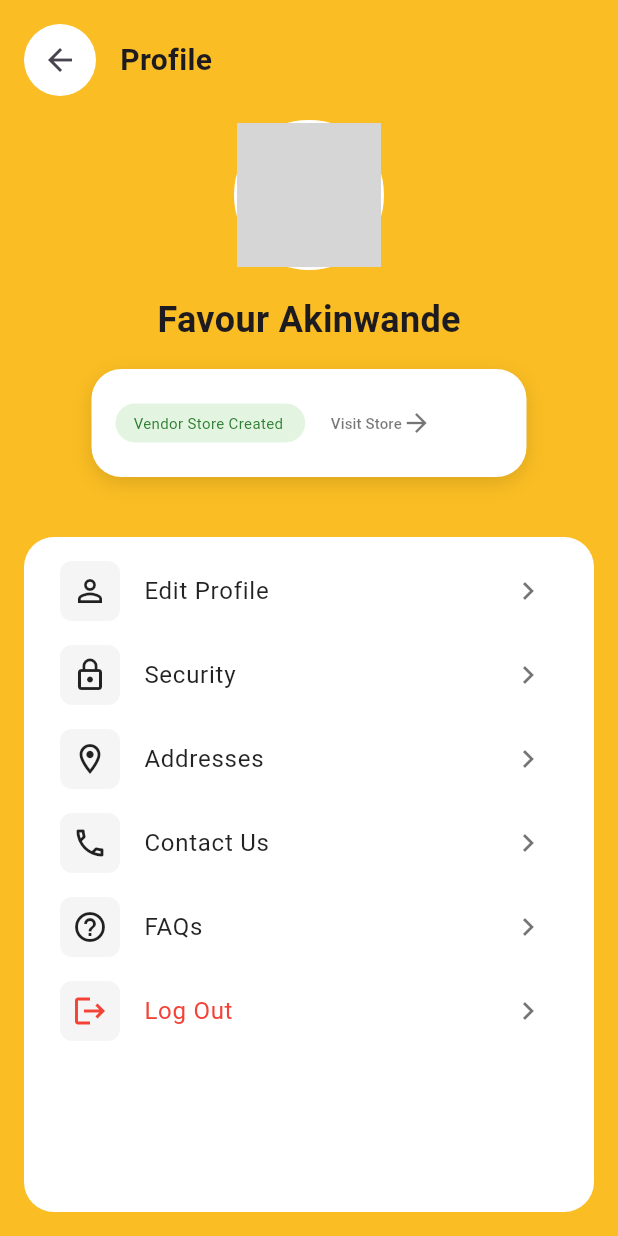
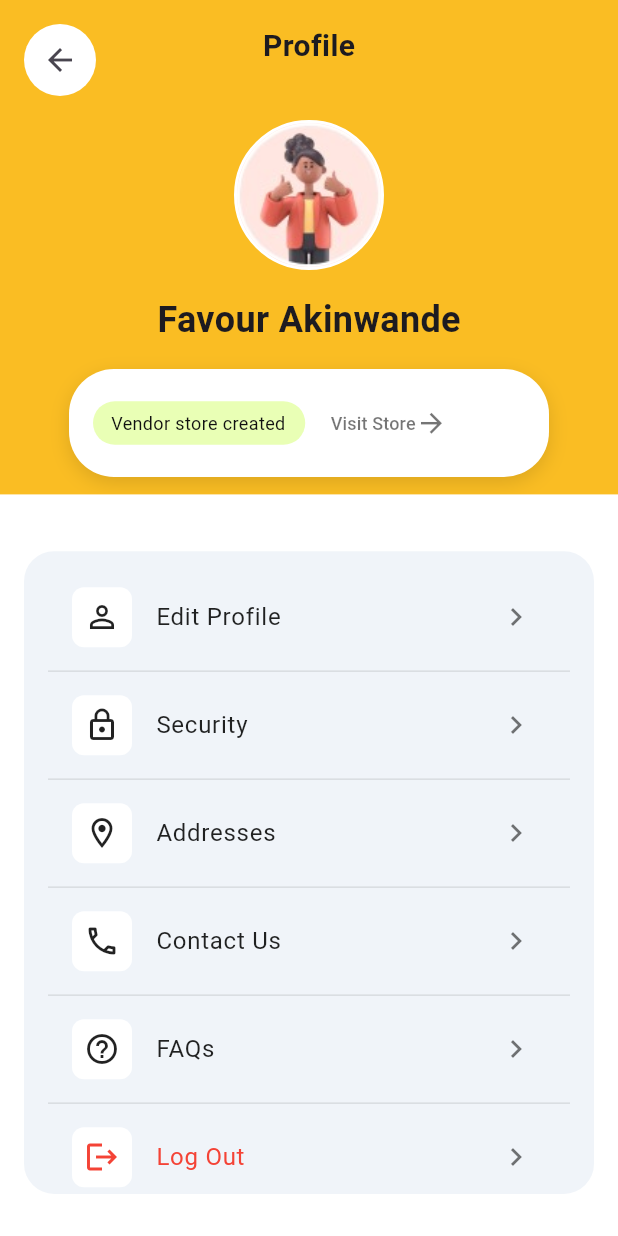
Before and after one commit to eobolo/CAMPUS_CART_MOBILE_APP_GROUP_10, a Flutter app: the ProfileScreen screen opened directly, on a phone screen of 412 x 824 dp. Run offline on Flutter 3.47's test engine with Material 3 defaults, Android fonts, the phone set to English and light mode, and no system bars; our stand-ins replace cloud_functions, firebase_auth, firebase_core, firebase_database, get, intl_phone_field and 1 more; accounts and stored records are empty; grey boxes are pictures that could not be loaded.

Commit message:
Vendor Profile Update

```diff
--- a/campus_cart/lib/Profile/vendor_profile.dart
+++ b/campus_cart/lib/Profile/vendor_profile.dart
@@ -1,11 +1,9 @@
 import 'package:flutter/material.dart';
 
-// Main function that runs the app
 void main() {
   runApp(const MyApp());
 }
 
-// Define MyApp class
 class MyApp extends StatelessWidget {
   const MyApp({super.key});
 
@@ -13,28 +11,28 @@ class MyApp extends StatelessWidget {
   Widget build(BuildContext context) {
     return const MaterialApp(
       title: 'Profile Screen',
-      home: ProfileScreen(), // Set ProfileScreen as the home widget
+      home: ProfileScreen(),
     );
   }
 }
 
-// Your ProfileScreen widget code here
 class ProfileScreen extends StatelessWidget {
   const ProfileScreen({super.key});
 
   @override
   Widget build(BuildContext context) {
     return Scaffold(
-      backgroundColor: const Color(0xFFFABD23), // Yellow background
+      backgroundColor: const Color(0xFFFABD23),
       body: SafeArea(
         child: Column(
           children: [
-            // Header with back button and title
             Padding(
               padding: const EdgeInsets.all(16.0),
-              child: Row(
+              child: Stack(
                 children: [
-                  Container(
+                  Align(
+                    alignment: Alignment.centerLeft,
+                    child: Container(
                       decoration: BoxDecoration(
                         color: Colors.white,
                         borderRadius: BorderRadius.circular(25),
@@ -44,19 +42,19 @@ class ProfileScreen extends StatelessWidget {
                         onPressed: () => Navigator.pop(context),
                       ),
                     ),
-                  const SizedBox(width: 16),
-                  const Text(
+                  ),
+                  const Center(
+                    child: Text(
                       'Profile',
                       style: TextStyle(
                         fontSize: 20,
                         fontWeight: FontWeight.w600,
                       ),
                     ),
+                  ),
                 ],
               ),
             ),
-
-            // Profile Image and Name
             Column(
               children: [
                 Container(
@@ -69,7 +67,7 @@ class ProfileScreen extends StatelessWidget {
                   ),
                   child: ClipOval(
                     child: Image.asset(
-                      'images/pics1.jpg', // Correct path to the local image asset
+                      'assets/images/pics1.jpg',
                       fit: BoxFit.cover,
                     ),
                   ),
@@ -85,49 +83,42 @@ class ProfileScreen extends StatelessWidget {
                 const SizedBox(height: 16),
               ],
             ),
-
-            // Store Status Box
             Container(
-              width: 290, // Define the width of the box
-              margin: const EdgeInsets.symmetric(
-                  horizontal: 16), // Add margin for spacing
-              padding: const EdgeInsets.symmetric(
-                  horizontal: 16, vertical: 12), // Padding inside the box
+              width: 320, // Increase the width
+              margin: const EdgeInsets.symmetric(horizontal: 16),
+              padding: const EdgeInsets.symmetric(horizontal: 16, vertical: 12),
               decoration: BoxDecoration(
-                color: Colors.white, // White background for the container
-                borderRadius: BorderRadius.circular(20), // Rounded corners
+                color: Colors.white,
+                borderRadius: BorderRadius.circular(30), // Rounded corners
                 boxShadow: const [
                   BoxShadow(
                     color: Colors.black12,
                     blurRadius: 10,
-                    offset: Offset(0, 4), // Shadow effect for the box
+                    offset: Offset(0, 4),
                   ),
                 ],
               ),
               child: Row(
-                mainAxisAlignment: MainAxisAlignment.spaceBetween, // Align start to reduce space
+                mainAxisAlignment: MainAxisAlignment.spaceBetween,
                 children: [
                   Expanded(
                     child: Container(
-                      padding: const EdgeInsets.symmetric(
-                        horizontal: 12,
-                        vertical: 6,
-                      ),
+                      padding: const EdgeInsets.symmetric(horizontal: 12, vertical: 6),
                       decoration: BoxDecoration(
-                        color: const Color(0xFFE3F5E1), // Greenish background
+                        color: const Color(0xFFE9FFB5),
                         borderRadius: BorderRadius.circular(20),
                       ),
                       child: const Text(
-                        'Vendor Store Created',
+                        'Vendor store created',
                         style: TextStyle(
-                          color: Color(0xFF2E7D32), // Green text color
-                          fontSize: 10,
+                          color: Color.fromARGB(255, 16, 16, 16),
+                          fontSize: 12, // Increased font size
                         ),
-                        overflow: TextOverflow.ellipsis, // Prevent overflow
+                        overflow: TextOverflow.ellipsis,
                       ),
                     ),
                   ),
-                  const SizedBox(width: 5), // Space between the two elements
+                  const SizedBox(width: 5),
                   Flexible(
                     child: TextButton(
                       onPressed: () {
@@ -139,13 +130,13 @@ class ProfileScreen extends StatelessWidget {
                             'Visit Store',
                             style: TextStyle(
                               color: Colors.black54,
-                              fontSize: 10,
+                              fontSize: 12, // Increased font size
                             ),
-                            overflow: TextOverflow.ellipsis, // Prevent overflow
+                            overflow: TextOverflow.ellipsis,
                           ),
                           Icon(
                             Icons.arrow_forward,
-                            size: 20,
+                            size: 21,
                             color: Colors.black54,
                           ),
                         ],
@@ -155,44 +146,73 @@ class ProfileScreen extends StatelessWidget {
                 ],
               ),
             ),
-
-            const SizedBox(height: 24),
-
-            // Menu Items
             Expanded(
+              child: Stack(
+                alignment: Alignment.topCenter,
+                children: [
+                  Align(
+                    alignment: Alignment.bottomCenter,
                     child: Container(
-                margin: const EdgeInsets.all(16),
+                      height: MediaQuery.of(context).size.height * 0.6,
+                      width: double.infinity,
+                      decoration: const BoxDecoration(
+                        color: Colors.white,
+                        borderRadius: BorderRadius.zero,
+                      ),
+                    ),
+                  ),
+                  Positioned(
+                    top: MediaQuery.of(context).size.height * 0.06,
+                    left: 16,
+                    right: 16,
+                    child: Container(
+                      height: MediaQuery.of(context).size.height * 0.52,
                       decoration: BoxDecoration(
-                  color: Colors.white,
+                        color: const Color(0xFFF0F4F9),
                         borderRadius: BorderRadius.circular(20),
                       ),
-                child: ListView(
-                  padding: const EdgeInsets.all(8),
+                      padding: const EdgeInsets.all(16),
+                      child: Column(
                         children: [
                           _buildMenuItem(
                             icon: Icons.person_outline,
                             title: 'Edit Profile',
                             onTap: () {},
                           ),
+                          const Divider(
+                            color: Color.fromRGBO(0, 0, 0, 0.1), // Thin line with 10% opacity
+                          ),
                           _buildMenuItem(
                             icon: Icons.lock_outline,
                             title: 'Security',
                             onTap: () {},
+                          ),
+                          const Divider(
+                            color: Color.fromRGBO(0, 0, 0, 0.1),
                           ),
                           _buildMenuItem(
                             icon: Icons.location_on_outlined,
                             title: 'Addresses',
                             onTap: () {},
                           ),
+                          const Divider(
+                            color: Color.fromRGBO(0, 0, 0, 0.1),
+                          ),
                           _buildMenuItem(
                             icon: Icons.phone_outlined,
                             title: 'Contact Us',
                             onTap: () {},
                           ),
+                          const Divider(
+                            color: Color.fromRGBO(0, 0, 0, 0.1),
+                          ),
                           _buildMenuItem(
                             icon: Icons.help_outline,
                             title: 'FAQs',
                             onTap: () {},
+                          ),
+                          const Divider(
+                            color: Color.fromRGBO(0, 0, 0, 0.1),
                           ),
                           _buildMenuItem(
                             icon: Icons.logout,
@@ -202,6 +222,9 @@ class ProfileScreen extends StatelessWidget {
                           ),
                         ],
                       ),
+                    ),
+                  ),
+                ],
               ),
             ),
           ],
@@ -220,7 +243,7 @@ class ProfileScreen extends StatelessWidget {
       leading: Container(
         padding: const EdgeInsets.all(8),
         decoration: BoxDecoration(
-          color: Colors.grey[100],
+          color: Color(0xFFFFFFFF),
           borderRadius: BorderRadius.circular(8),
         ),
         child: Icon(icon, color: textColor ?? Colors.black87),
```
Lines whose indentation alone changed are shown as unchanged.
